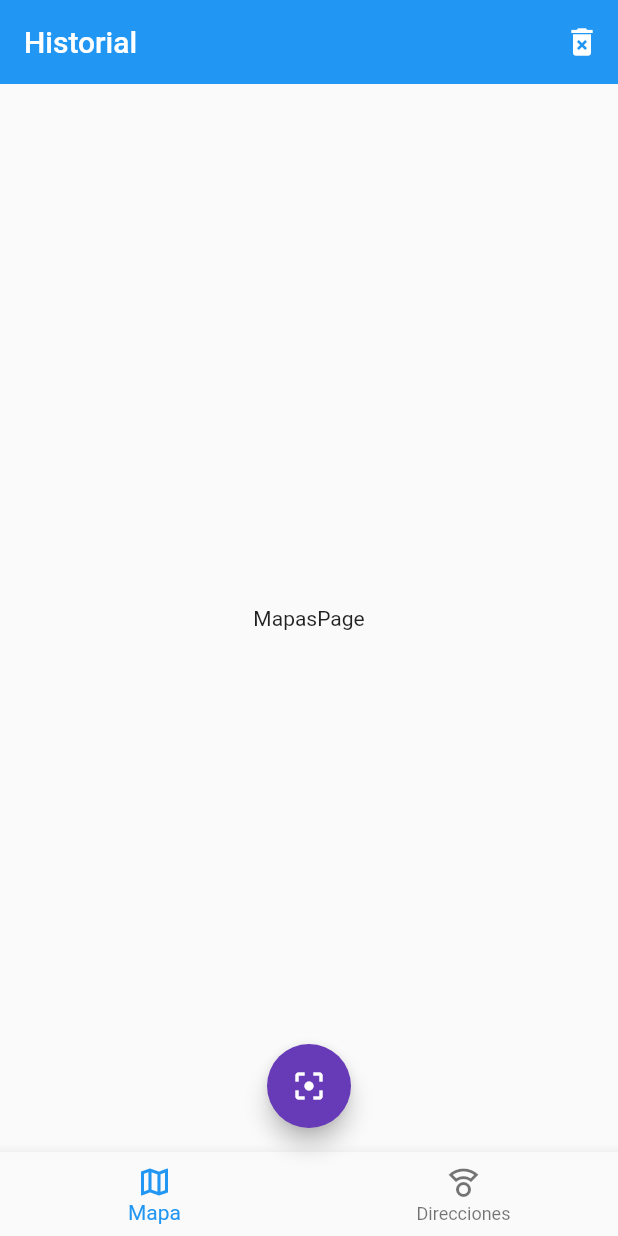
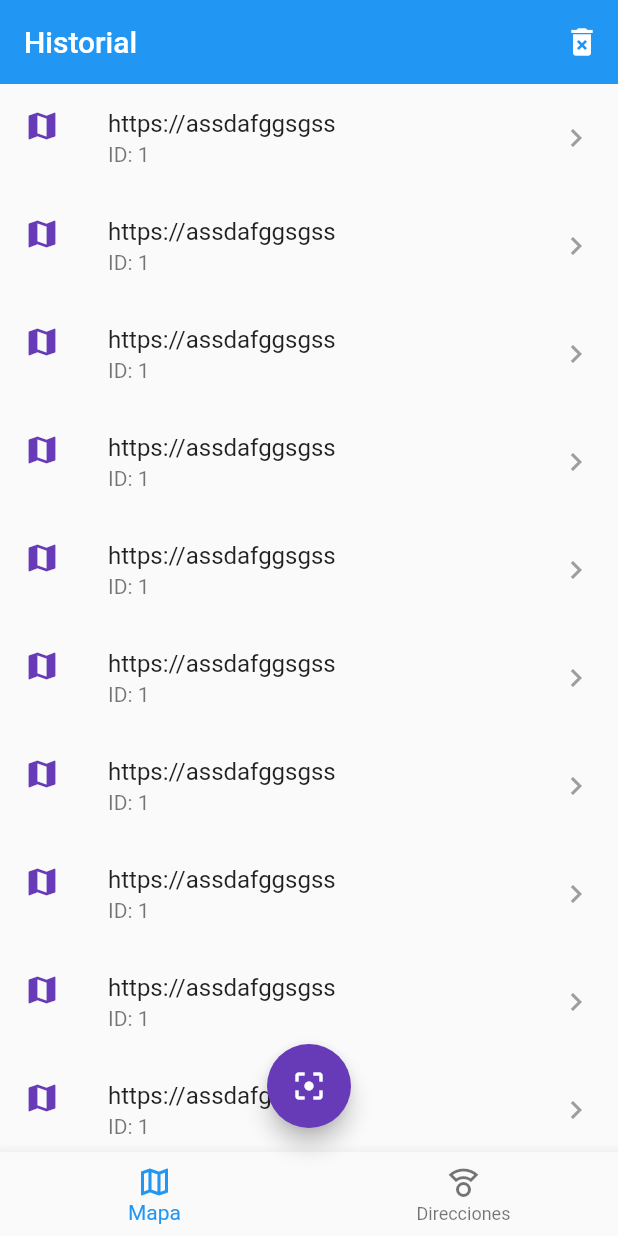
Before and after one commit to francocragnolini/qr_app, a Flutter app: the screen it shows after launch, on a phone screen of 412 x 824 dp. Run offline on Flutter 3.47's test engine with Material 2 defaults, Android fonts, the phone set to English and light mode, and no system bars; our stand-ins replace sqflite; accounts and stored records are empty.

Commit message:
Leccion 177 completada

```diff
--- a/lib/main.dart
+++ b/lib/main.dart
@@ -2,6 +2,7 @@ import 'package:flutter/material.dart';
 import 'package:provider/provider.dart';
 import 'package:qr_reader/pages/home_page.dart';
 import 'package:qr_reader/pages/mapa_page.dart';
+import 'package:qr_reader/providers/scan_list_provider.dart';
 import 'package:qr_reader/providers/ui_provider.dart';
 
 void main() {
@@ -18,7 +19,10 @@ class MyApp extends StatelessWidget {
       providers: [
         ChangeNotifierProvider(
           create: (context) => UiProvider(),
-        )
+        ),
+        ChangeNotifierProvider(
+          create: (context) => ScanListProvider(),
+        ),
       ],
       child: MaterialApp(
         title: 'Qr reader',
--- a/lib/pages/mapas_page.dart
+++ b/lib/pages/mapas_page.dart
@@ -1,3 +1,5 @@
+import 'dart:developer';
+
 import 'package:flutter/material.dart';
 
 class MapasPage extends StatelessWidget {
@@ -5,8 +7,23 @@ class MapasPage extends StatelessWidget {
 
   @override
   Widget build(BuildContext context) {
-    return Container(
-      child: Center(child: Text("MapasPage")),
+    return ListView.builder(
+      itemCount: 10,
+      itemBuilder: (_, index) => ListTile(
+        leading: Icon(
+          Icons.map,
+          color: Theme.of(context).primaryColor,
+        ),
+        title: Text("https://assdafggsgss"),
+        subtitle: Text("ID: 1"),
+        trailing: const Icon(
+          Icons.keyboard_arrow_right_outlined,
+          color: Colors.grey,
+        ),
+        onTap: () {
+          log("abrir algo");
+        },
+      ),
     );
   }
 }
```
Also changed, not shown: lib/providers/scan_list_provider.dart (added, +66 -0 lines).
